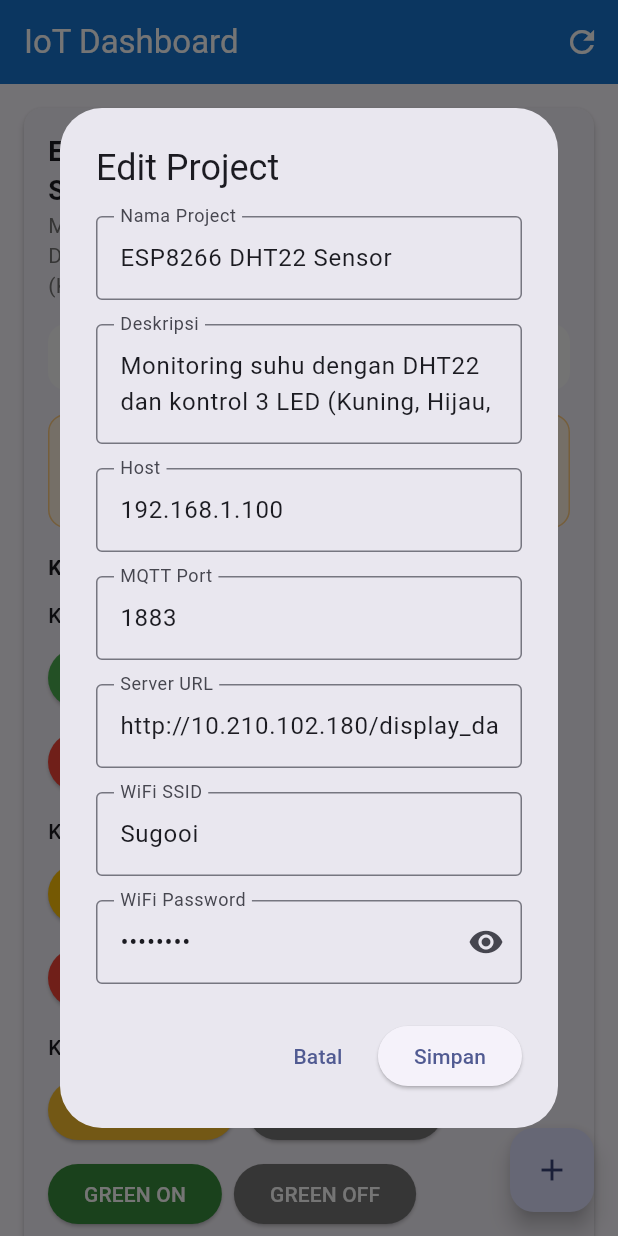
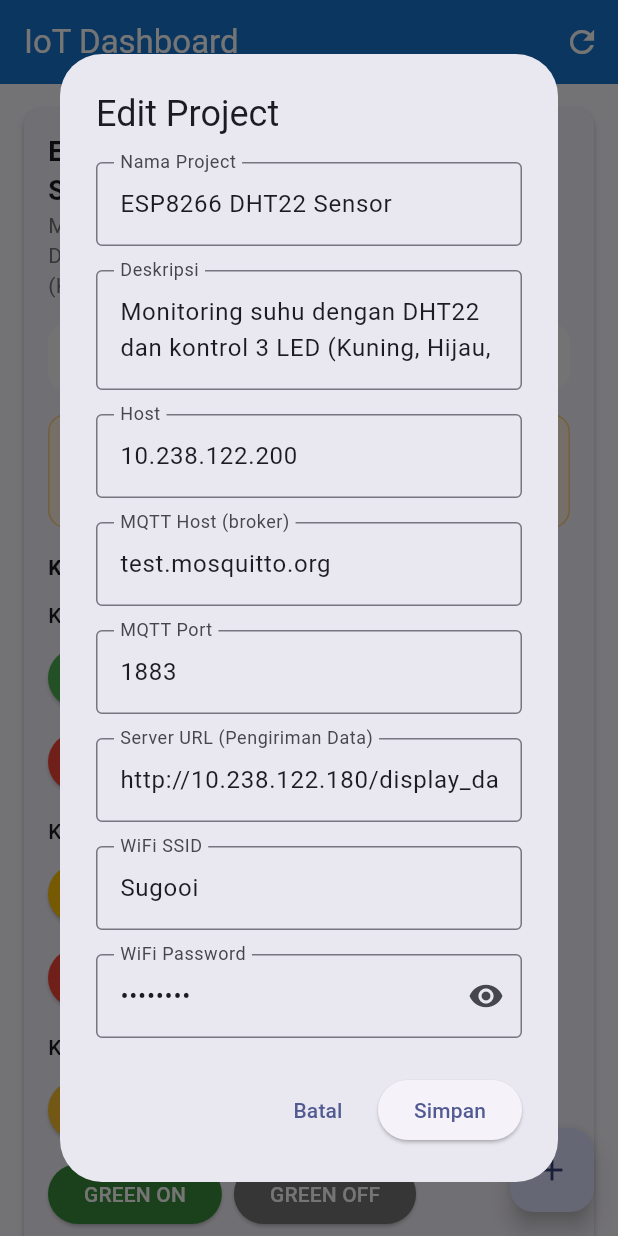
Before and after one commit to Hyperionzs/IoT-Management--LED---DHT22-, a Flutter app: the screen it shows after launch, after a tap on the "settings" icon, on a phone screen of 412 x 824 dp. Run offline on Flutter 3.47's test engine with Material 3 defaults, Android fonts, the phone set to English and light mode, and no system bars; missing offline and left inert: mqtt_client.

Commit message:
- Add mqttHost property to IoTProject class and update related UI components. - Enhanced broker host selection logic to prioritize mqttHost, with fallback to device IP and server URL. - Updated JSON parsing for temperature data and improved configuration handling for ESP8266.

```diff
--- a/lib/main.dart
+++ b/lib/main.dart
@@ -33,6 +33,7 @@ class IoTProject {
   String name;
   String description;
   String deviceIP;
+  String mqttHost;
   String serverUrl;
   int mqttPort;
   String wifiSSID;
@@ -50,6 +51,7 @@ class IoTProject {
     required this.name,
     required this.description,
     required this.deviceIP,
+    required this.mqttHost,
     required this.serverUrl,
     this.mqttPort = 1883,
     required this.wifiSSID,
@@ -68,6 +70,7 @@ class IoTProject {
     'name': name,
     'description': description,
     'deviceIP': deviceIP,
+    'mqttHost': mqttHost,
     'serverUrl': serverUrl,
     'mqttPort': mqttPort,
     'wifiSSID': wifiSSID,
@@ -86,6 +89,7 @@ class IoTProject {
     name: json['name'],
     description: json['description'],
     deviceIP: json['deviceIP'],
+    mqttHost: json['mqttHost'] ?? 'test.mosquitto.org',
     serverUrl: json['serverUrl'],
     mqttPort: (json['mqttPort'] is String)
         ? int.tryParse(json['mqttPort']) ?? 1883
@@ -150,8 +154,9 @@ class _DashboardScreenState extends State<DashboardScreen> {
           id: '001',
           name: 'ESP8266 DHT22 Sensor',
           description: 'Monitoring suhu dengan DHT22 dan kontrol 3 LED (Kuning, Hijau, Putih)',
-          deviceIP: '192.168.1.100',
-          serverUrl: 'http://10.210.102.180/display_data.php',
+          deviceIP: '10.238.122.200',
+          mqttHost: 'test.mosquitto.org',
+          serverUrl: 'http://10.238.122.180/display_data.php',
           mqttPort: 1883,
           wifiSSID: 'Sugooi',
           wifiPassword: 'Saturned',
@@ -168,6 +173,7 @@ class _DashboardScreenState extends State<DashboardScreen> {
           name: 'Backup ESP8266 Device',
           description: 'Backup device untuk monitoring IoT',
           deviceIP: '192.168.1.101',
+          mqttHost: 'test.mosquitto.org',
           serverUrl: 'http://10.210.102.180/display_data.php',
           mqttPort: 1883,
           wifiSSID: 'Sugooi',
@@ -194,10 +200,12 @@ class _DashboardScreenState extends State<DashboardScreen> {
       String brokerHost = 'test.mosquitto.org';
       if (projects.isNotEmpty) {
         final p = projects.first;
-        // Prefer explicit Host field (deviceIP), fallback to Server URL host
-        brokerHost = (p.deviceIP.isNotEmpty)
-            ? p.deviceIP
-            : _extractHostFromUrlOrIp(p.serverUrl, fallback: 'test.mosquitto.org');
+        // Prefer MQTT Host, fallback to device IP, then to Server URL host
+        brokerHost = p.mqttHost.isNotEmpty
+            ? p.mqttHost
+            : (p.deviceIP.isNotEmpty
+                ? p.deviceIP
+                : _extractHostFromUrlOrIp(p.serverUrl, fallback: 'test.mosquitto.org'));
       }
 
       // Helper to initialize client with options
@@ -288,25 +296,24 @@ class _DashboardScreenState extends State<DashboardScreen> {
 
           if (!mounted) return;
 
-          // Parse JSON payload from ESP8266
+          // Parse JSON payload from ESP8266 (temperature, ledStatus, mode, timestamp)
           String displayText = payload;
           try {
             final jsonData = jsonDecode(payload);
             if (jsonData is Map<String, dynamic>) {
-              final temperature = jsonData['Suhu'] ?? 'N/A';
-              final ledStatus = jsonData['Status LED'] ?? 'N/A';
-              final time = jsonData['Waktu'] ?? 'N/A';
-              displayText = 'Suhu: $temperature, LED: $ledStatus, Waktu: $time';
+              final double? temperature = (jsonData['temperature'] is num)
+                  ? (jsonData['temperature'] as num).toDouble()
+                  : double.tryParse('${jsonData['temperature']}');
+              final String ledStatus = '${jsonData['ledStatus'] ?? 'N/A'}';
+              final String mode = '${jsonData['mode'] ?? 'N/A'}';
+              final String time = '${jsonData['timestamp'] ?? 'N/A'}';
+              displayText = 'Suhu: ${temperature?.toStringAsFixed(1) ?? 'N/A'}°C, LED: $ledStatus, Mode: $mode, Waktu: $time';
 
-              // Update project data if temperature is available
-              if (temperature != 'N/A' && temperature.toString().contains('°C')) {
-                final tempValue = double.tryParse(temperature.toString().replaceAll(' °C', ''));
-                if (tempValue != null && projects.isNotEmpty) {
-                  _safeSetState(() {
-                    projects[0].lastTemperature = tempValue;
-                    projects[0].lastUpdate = DateTime.now();
-                  });
-                }
+              if (temperature != null && projects.isNotEmpty) {
+                _safeSetState(() {
+                  projects[0].lastTemperature = temperature;
+                  projects[0].lastUpdate = DateTime.now();
+                });
               }
             }
           } catch (e) {
@@ -482,7 +489,7 @@ class _DashboardScreenState extends State<DashboardScreen> {
     });
 
     try {
-      // Kirim konfigurasi baru ke ESP32
+      // Kirim konfigurasi baru ke ESP8266 sesuai handler /config
       final response = await http.post(
         Uri.parse('http://${project.deviceIP}/config'),
         headers: {'Content-Type': 'application/json'},
@@ -490,6 +497,12 @@ class _DashboardScreenState extends State<DashboardScreen> {
           'wifiSSID': project.wifiSSID,
           'wifiPassword': project.wifiPassword,
           'serverUrl': project.serverUrl,
+          // Kirim mqttHost sesuai firmware ESP8266
+          'mqttHost': project.mqttHost.isNotEmpty ? project.mqttHost : project.deviceIP,
+          'mqttPort': project.mqttPort,
+          // Gunakan topik default yang sama dengan firmware
+          'mqttTopicTemp': 'Anggra/sensor/suhu',
+          'mqttTopicLedCtrl': 'Anggra/sensor/led_control',
         }),
       );
 
@@ -1046,6 +1059,7 @@ class _ProjectDialogState extends State<ProjectDialog> {
   late TextEditingController _nameController;
   late TextEditingController _descriptionController;
   late TextEditingController _deviceIPController;
+  late TextEditingController _mqttHostController;
   late TextEditingController _mqttPortController;
   late TextEditingController _serverUrlController;
   late TextEditingController _wifiSSIDController;
@@ -1059,6 +1073,7 @@ class _ProjectDialogState extends State<ProjectDialog> {
     _nameController = TextEditingController(text: project?.name ?? '');
     _descriptionController = TextEditingController(text: project?.description ?? '');
     _deviceIPController = TextEditingController(text: project?.deviceIP ?? '');
+    _mqttHostController = TextEditingController(text: project?.mqttHost ?? 'test.mosquitto.org');
     _mqttPortController = TextEditingController(text: (project?.mqttPort ?? 1883).toString());
     _serverUrlController = TextEditingController(text: project?.serverUrl ?? '');
     _wifiSSIDController = TextEditingController(text: project?.wifiSSID ?? '');
@@ -1108,6 +1123,16 @@ class _ProjectDialogState extends State<ProjectDialog> {
                 ),
                 const SizedBox(height: 16),
                 TextFormField(
+                  controller: _mqttHostController,
+                  decoration: const InputDecoration(
+                    labelText: 'MQTT Host (broker)'
+                    ,
+                    hintText: 'contoh: test.mosquitto.org atau IP broker',
+                    border: OutlineInputBorder(),
+                  ),
+                ),
+                const SizedBox(height: 16),
+                TextFormField(
                   controller: _mqttPortController,
                   decoration: const InputDecoration(
                     labelText: 'MQTT Port',
@@ -1126,7 +1151,7 @@ class _ProjectDialogState extends State<ProjectDialog> {
                 TextFormField(
                   controller: _serverUrlController,
                   decoration: const InputDecoration(
-                    labelText: 'Server URL',
+                    labelText: 'Server URL (Pengiriman Data)',
                     hintText: 'contoh: http://10.210.102.180/display_data.php',
                     border: OutlineInputBorder(),
                   ),
@@ -1181,6 +1206,7 @@ class _ProjectDialogState extends State<ProjectDialog> {
         name: _nameController.text,
         description: _descriptionController.text,
         deviceIP: _deviceIPController.text,
+        mqttHost: _mqttHostController.text.isNotEmpty ? _mqttHostController.text : 'test.mosquitto.org',
         serverUrl: _serverUrlController.text,
         mqttPort: int.tryParse(_mqttPortController.text) ?? 1883,
         wifiSSID: _wifiSSIDController.text,
@@ -1204,6 +1230,7 @@ class _ProjectDialogState extends State<ProjectDialog> {
     _nameController.dispose();
     _descriptionController.dispose();
     _deviceIPController.dispose();
+    _mqttHostController.dispose();
     _mqttPortController.dispose();
     _serverUrlController.dispose();
     _wifiSSIDController.dispose();
```
